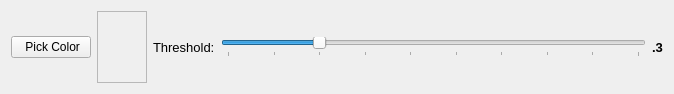
First picture: the form in resources/views/algorithms/MatchedFilter.ui, repository crgrove/automated-drone-image-analysis-tool, before the edit.
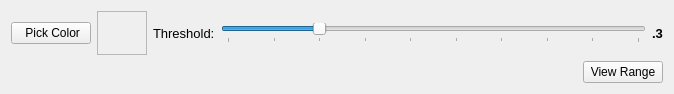
Second picture: the form after the edit. Icons and pictures are not drawn.

Commit message: Added range viewer to matched filter algorithm.

Patch:
```diff
--- a/resources/views/algorithms/MatchedFilter.ui
+++ b/resources/views/algorithms/MatchedFilter.ui
@@ -100,6 +100,40 @@
      </item>
     </layout>
    </item>
+   <item>
+    <layout class="QHBoxLayout" name="RangeViewerLayout">
+     <item>
+      <spacer name="horizontalSpacer">
+       <property name="orientation">
+        <enum>Qt::Horizontal</enum>
+       </property>
+       <property name="sizeHint" stdset="0">
+        <size>
+         <width>40</width>
+         <height>20</height>
+        </size>
+       </property>
+      </spacer>
+     </item>
+     <item>
+      <widget class="QPushButton" name="viewRangeButton">
+       <property name="sizePolicy">
+        <sizepolicy hsizetype="Fixed" vsizetype="Fixed">
+         <horstretch>0</horstretch>
+         <verstretch>0</verstretch>
+        </sizepolicy>
+       </property>
+       <property name="text">
+        <string>View Range</string>
+       </property>
+       <property name="icon">
+        <iconset resource="MatchedFilter.qrc">
+         <normaloff>:/icons/eye.png</normaloff>:/icons/eye.png</iconset>
+       </property>
+      </widget>
+     </item>
+    </layout>
+   </item>
   </layout>
  </widget>
  <resources>
```
The commit also changes 17 other files.
